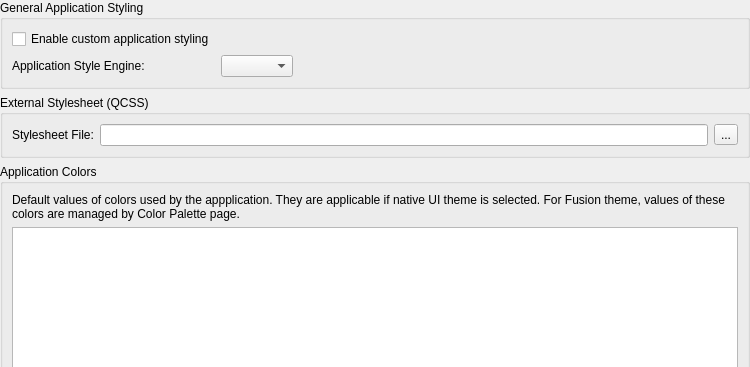
Old version of the form librecad/src/ui/dialogs/settings/options_widget/pages/lc_settings_page_general_styling.ui in the repository sand1024/LibreCAD; both pictures show x 0 to 750 and y 0 to 367 of the 750 by 540 pixel window.
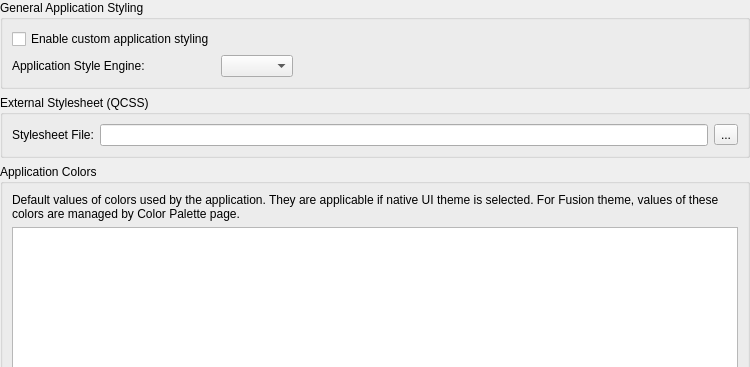
New version of the form.

```diff
--- a/librecad/src/ui/dialogs/settings/options_widget/pages/lc_settings_page_general_styling.ui
+++ b/librecad/src/ui/dialogs/settings/options_widget/pages/lc_settings_page_general_styling.ui
@@ -68,7 +68,7 @@
       <item>
        <widget class="QLabel" name="lblSemanticInfo">
         <property name="text">
-         <string>Default values of colors used by the appplication. They are applicable if native UI theme is selected. For Fusion theme, values of these colors are managed by Color Palette page.</string>
+         <string>Default values of colors used by the application. They are applicable if native UI theme is selected. For Fusion theme, values of these colors are managed by Color Palette page.</string>
         </property>
         <property name="wordWrap">
          <bool>true</bool>
```
